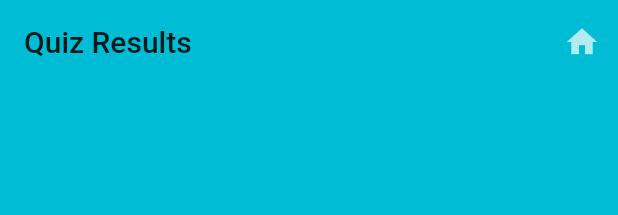
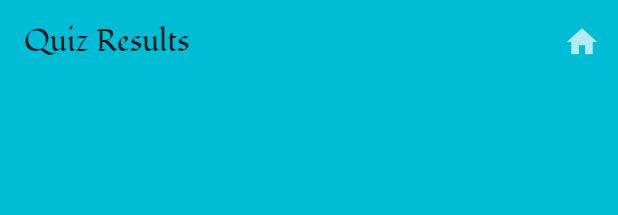
Before and after one commit to ammanath/mult_tables, a Flutter app: the QuizAppBarWidget widget shown alone on an empty page, opened directly, on a phone screen of 412 x 824 dp. Shown: the top 215 px of the screen. Run offline on Flutter 3.47's test engine with Material 2 defaults, Android fonts, the phone set to English and light mode, and no system bars; our stand-ins replace argon_buttons_flutter, awesome_dialog, google_fonts, rating_dialog, shared_preferences; missing offline and left inert: firebase_admob, launch_review, nice_button; accounts and stored records are empty.

Commit message:
embed font for quiz page

```diff
--- a/lib/pages/QuizAppBarWidget.dart
+++ b/lib/pages/QuizAppBarWidget.dart
@@ -13,7 +13,9 @@ class QuizAppBarWidget extends StatelessWidget implements PreferredSizeWidget {
   Widget build(BuildContext context) {
     return AppBar(
       automaticallyImplyLeading: false,
-      title: Text('Quiz Results'),
+      title: Text('Quiz Results', style:TextStyle(
+              fontFamily: 'Fondamento',
+            )),
       actions: <Widget>[
         IconButton(
           icon: Icon(Icons.home),
```
